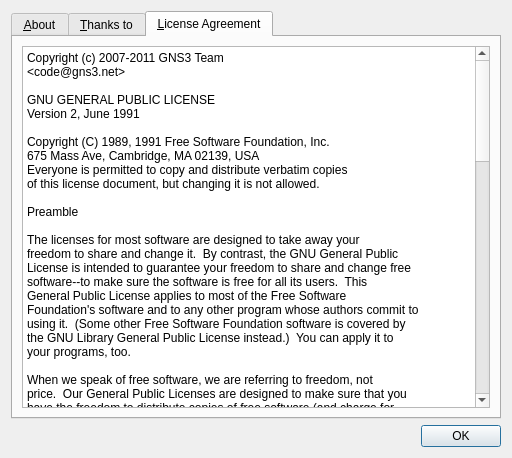
First picture: the form in src/GNS3/Ui/Form_About.ui, repository GNS3/gns3-legacy, before the edit.
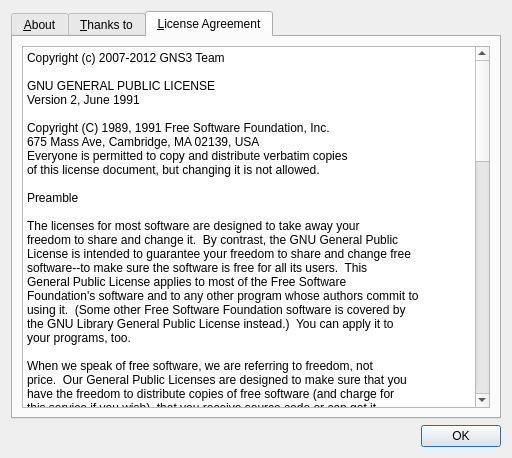
Second picture: the form after the edit. The open tabs and pages were chosen to show the change. Icons and pictures are not drawn.

Commit message: Correctly restore state for objects on the background layer.

```diff
--- a/src/GNS3/Ui/Form_About.ui
+++ b/src/GNS3/Ui/Form_About.ui
@@ -159,8 +159,7 @@
 &lt;html&gt;&lt;head&gt;&lt;meta name=&quot;qrichtext&quot; content=&quot;1&quot; /&gt;&lt;style type=&quot;text/css&quot;&gt;
 p, li { white-space: pre-wrap; }
 &lt;/style&gt;&lt;/head&gt;&lt;body style=&quot; font-family:'Lucida Grande'; font-size:13pt; font-weight:400; font-style:normal;&quot;&gt;
-&lt;p style=&quot; margin-top:0px; margin-bottom:0px; margin-left:0px; margin-right:0px; -qt-block-indent:0; text-indent:0px;&quot;&gt;&lt;span style=&quot; font-family:'Sans Serif'; font-size:9pt;&quot;&gt;Copyright (c) 2007-2011 GNS3 Team&lt;/span&gt;&lt;/p&gt;
-&lt;p style=&quot; margin-top:0px; margin-bottom:0px; margin-left:0px; margin-right:0px; -qt-block-indent:0; text-indent:0px;&quot;&gt;&lt;span style=&quot; font-family:'Sans Serif'; font-size:9pt;&quot;&gt;&amp;lt;code@gns3.net&amp;gt;&lt;/span&gt;&lt;/p&gt;
+&lt;p style=&quot; margin-top:0px; margin-bottom:0px; margin-left:0px; margin-right:0px; -qt-block-indent:0; text-indent:0px;&quot;&gt;&lt;span style=&quot; font-family:'Sans Serif'; font-size:9pt;&quot;&gt;Copyright (c) 2007-2012 GNS3 Team&lt;/span&gt;&lt;/p&gt;
 &lt;p style=&quot;-qt-paragraph-type:empty; margin-top:0px; margin-bottom:0px; margin-left:0px; margin-right:0px; -qt-block-indent:0; text-indent:0px; font-family:'Sans Serif'; font-size:9pt;&quot;&gt;&lt;/p&gt;
 &lt;p style=&quot; margin-top:0px; margin-bottom:0px; margin-left:0px; margin-right:0px; -qt-block-indent:0; text-indent:0px;&quot;&gt;&lt;span style=&quot; font-family:'Sans Serif'; font-size:9pt;&quot;&gt;GNU GENERAL PUBLIC LICENSE&lt;/span&gt;&lt;/p&gt;
 &lt;p style=&quot; margin-top:0px; margin-bottom:0px; margin-left:0px; margin-right:0px; -qt-block-indent:0; text-indent:0px;&quot;&gt;&lt;span style=&quot; font-family:'Sans Serif'; font-size:9pt;&quot;&gt;Version 2, June 1991&lt;/span&gt;&lt;/p&gt;
```
The commit also changes 1 other file.
